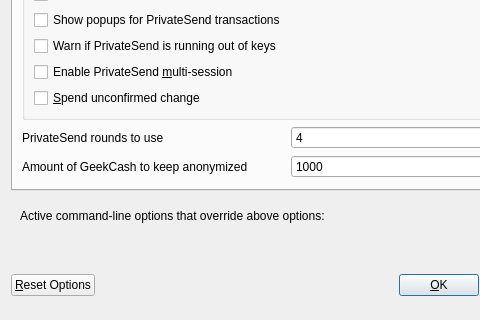
The window that src/qt/forms/optionsdialog.ui (519984307/coincoin) describes before a commit, drawn with Qt 5; both pictures show x 0 to 480 and y 143 to 463 of the 576 by 463 pixel window.
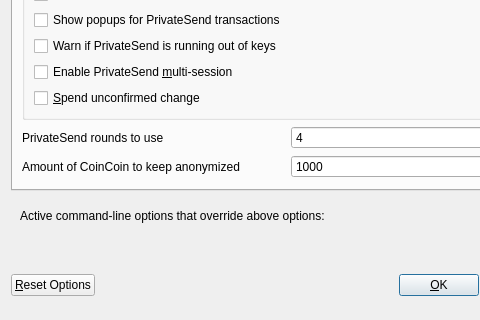
The same window after the commit. The open tabs and pages were chosen to show the change. Custom widgets are drawn as their Qt base class.

The edit to the form file:
```diff
--- a/src/qt/forms/optionsdialog.ui
+++ b/src/qt/forms/optionsdialog.ui
@@ -263,7 +263,7 @@
             <string notr="true"/>
            </property>
            <property name="text">
-            <string>Amount of GeekCash to keep anonymized</string>
+            <string>Amount of CoinCoin to keep anonymized</string>
            </property>
           </widget>
          </item>
```
Left out of the diff: 8 changed lines with no effect on the pictures.
